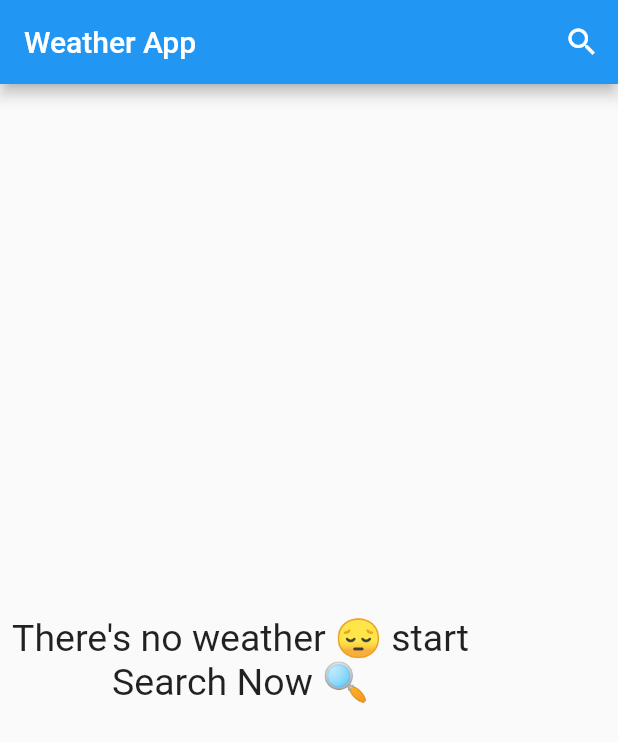
After one commit to KhaledElalfy1/Weather-app-V2, a Flutter app: the screen it shows after launch, on a phone screen of 412 x 824 dp. The commit adds this screen. Shown: the top 742 px of the screen. Run offline on Flutter 3.47's test engine with Material 2 defaults, Android fonts, the light colour scheme and no system bars; our stand-ins replace flutter_bloc.

Commit message:
bloc commit

```diff
--- /dev/null
+++ b/lib/cubit/weather_cubit.dart
@@ -0,0 +1,21 @@
+import 'package:flutter_bloc/flutter_bloc.dart';
+import 'package:weather_app_v2/cubit/weather_state.dart';
+import 'package:weather_app_v2/models/weather_model.dart';
+import 'package:weather_app_v2/services/weather_services.dart';
+
+class WeatherCubit extends Cubit<WeatherStates>{
+  WeatherCubit(this.weatherServices) : super(WeatherInital());
+  WeatherServices weatherServices;
+  WeatherModel? weatherModel;
+  void getWeather({required String cityName})async{
+    emit(WeatherLoading());
+    try {
+      weatherModel=await weatherServices.getCityName(cityName: cityName!);
+      emit(WeatherFetch(weatherModel: weatherModel!));
+    } on Exception catch (e) {
+     emit(WeatherFailure());
+    }
+
+  }
+
+}
--- /dev/null
+++ b/lib/cubit/weather_state.dart
@@ -0,0 +1,14 @@
+import '../models/weather_model.dart';
+
+abstract class WeatherStates{}
+
+class WeatherInital extends WeatherStates{}
+
+class WeatherLoading extends WeatherStates{}
+
+class WeatherFetch extends WeatherStates{
+  WeatherModel weatherModel;
+  WeatherFetch({required this.weatherModel});
+}
+
+class WeatherFailure extends WeatherStates{}
--- a/lib/main.dart
+++ b/lib/main.dart
@@ -1,13 +1,14 @@
 import 'package:flutter/material.dart';
-import 'package:provider/provider.dart';
-import 'package:weather_app_v2/models/weather_model.dart';
-import 'package:weather_app_v2/providers/provider_model.dart';
+import 'package:flutter_bloc/flutter_bloc.dart';
+import 'package:weather_app_v2/cubit/weather_cubit.dart';
 import 'package:weather_app_v2/screens/home_page.dart';
+import 'package:weather_app_v2/services/weather_services.dart';
 
 void main() {
-  runApp(  ChangeNotifierProvider(
+  runApp(  BlocProvider(
+
     create: (context){
-      return ProviderModel();
+      return WeatherCubit(WeatherServices());
     },
       child: const MyApp()
   )
@@ -22,9 +23,9 @@ class MyApp extends StatelessWidget {
   Widget build(BuildContext context) {
     return MaterialApp(
       theme: ThemeData(
-        primarySwatch: Provider.of<ProviderModel>(context).weatherData== null ? Colors.blue
+        primarySwatch: BlocProvider.of<WeatherCubit>(context).weatherModel== null ? Colors.blue
             :
-        Provider.of<ProviderModel>(context).weatherData!.getColor(),
+        BlocProvider.of<WeatherCubit>(context).weatherModel!.getColor(),
       ),
       debugShowCheckedModeBanner: false,
       home: HomePage(),
--- a/lib/screens/home_page.dart
+++ b/lib/screens/home_page.dart
@@ -1,26 +1,26 @@
 import 'package:flutter/material.dart';
+import 'package:flutter_bloc/flutter_bloc.dart';
 import 'package:provider/provider.dart';
+import 'package:weather_app_v2/cubit/weather_cubit.dart';
+import 'package:weather_app_v2/cubit/weather_state.dart';
 
 import 'package:weather_app_v2/screens/search_page.dart';
-import 'package:weather_app_v2/screens/weather_screen_v1.dart';
+import 'package:weather_app_v2/screens/statup_page.dart';
 import 'package:weather_app_v2/screens/weather_screen_v2.dart';
 
 import '../models/weather_model.dart';
 import '../providers/provider_model.dart';
 
-class HomePage extends StatefulWidget {
-   const HomePage({super.key});
 
-  @override
-  State<HomePage> createState() => _HomePageState();
-}
 
-class _HomePageState extends State<HomePage> {
+class HomePage extends StatelessWidget {
 
 WeatherModel?weatherData;
+
+  HomePage({super.key});
   @override
   Widget build(BuildContext context) {
-    weatherData=Provider.of<ProviderModel>(context).weatherData;
+
     return Scaffold(
       appBar: AppBar(
         actions: [
@@ -32,29 +32,29 @@ WeatherModel?weatherData;
         ],
         title: const Text('Weather App',),
       ),
-      body:weatherData ==null ?
-        const Padding(
-          padding: EdgeInsets.all(8.0),
-          child: Column(
-          mainAxisAlignment: MainAxisAlignment.center,
-          children: [
-            Text("There's no weather 😔 start",
-              style: TextStyle(
-                fontSize: 25,
-              ),
 
-            ),
-            Text('Search Now 🔍',
-              style: TextStyle(
-                fontSize: 25,
-              ),
-            )
-          ],
+      body: BlocBuilder<WeatherCubit,WeatherStates>(builder: (context, state) {
+        if(state is WeatherLoading)
+          {
+            return const Center(child: CircularProgressIndicator(),);
+          }
+        else if(state is WeatherInital)
+          {
+            return const IntialScreen() ;
+          }
+        else if(state is WeatherFetch)
+          {
+            return  WeatherScreenV2(weatherData: state.weatherModel,);
+          }
+        else
+        {
+          return const Center(child: Text('Something went wrong please try again'),);
+        }
+
+      },
       ),
-        )
-          :
 
-         const WeatherScreenV2(),
+
     );
   }
 }
--- /dev/null
+++ b/lib/screens/statup_page.dart
@@ -0,0 +1,30 @@
+import 'package:flutter/material.dart';
+
+class IntialScreen extends StatelessWidget {
+  const IntialScreen({
+    super.key,
+  });
+
+  @override
+  Widget build(BuildContext context) {
+    return const Padding(
+      padding: EdgeInsets.all(8.0),
+      child: Column(
+        mainAxisAlignment: MainAxisAlignment.center,
+        children: [
+          Text("There's no weather 😔 start",
+            style: TextStyle(
+              fontSize: 25,
+            ),
+
+          ),
+          Text('Search Now 🔍',
+            style: TextStyle(
+              fontSize: 25,
+            ),
+          )
+        ],
+      ),
+    );
+  }
+}
--- a/pubspec.yaml
+++ b/pubspec.yaml
@@ -37,6 +37,7 @@ dependencies:
   cupertino_icons: ^1.0.2
   http: ^1.1.0
   provider: ^6.0.5
+  flutter_bloc: ^8.1.3
 
 dev_dependencies:
   flutter_test:
```
Also changed, not shown: lib/screens/search_page.dart (+5 -11 lines), lib/screens/weather_screen_v2.dart (+7 -10 lines), pubspec.lock.
